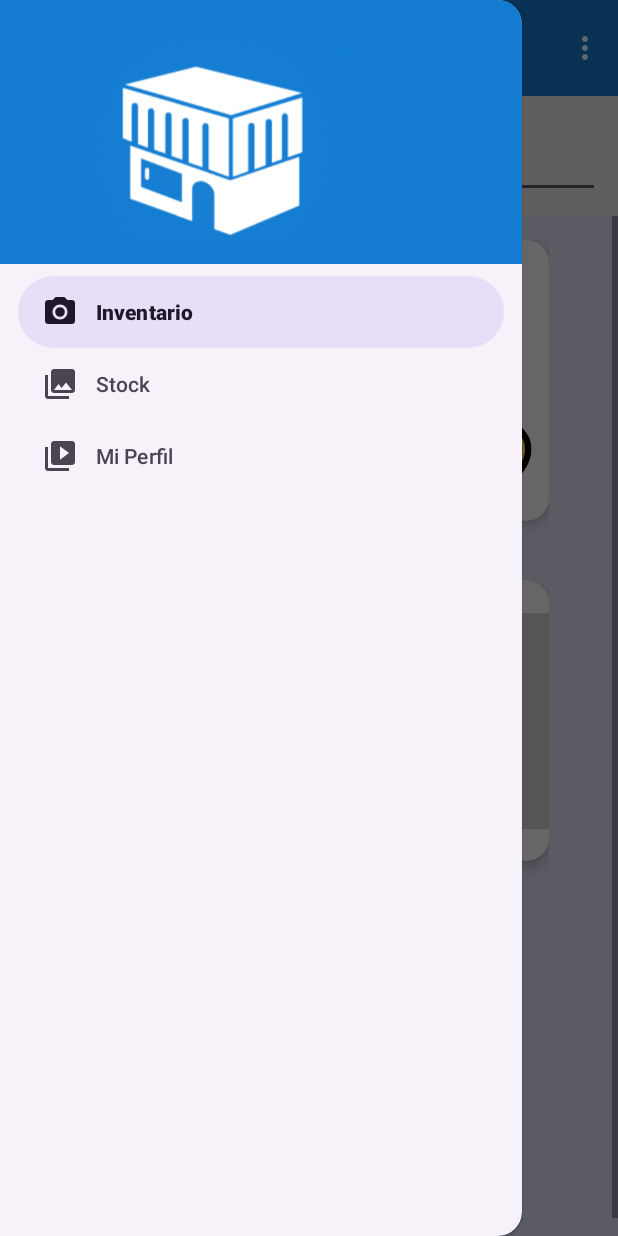
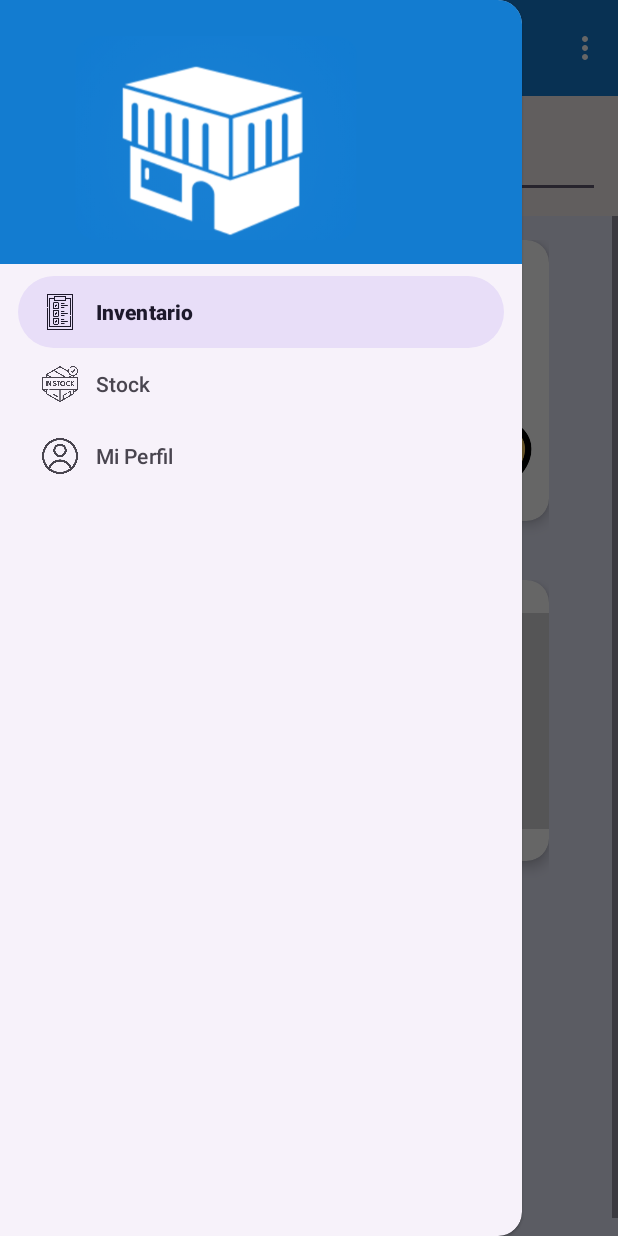
Before and after one commit to EdgarAHA/SecurityMerch, an Android app: the MainActivity2 screen opened directly, with no data from a screen before it, with the side drawer open, on a phone screen of 412 x 824 dp. Run offline under Robolectric (Android 15) with nearby library versions, the phone set to English and light mode, and no system bars; our stand-ins replace navigation-ui; 1 statement that could not run was skipped.

Commit message:
actualizar11

```diff
--- a/app/src/main/AndroidManifest.xml
+++ b/app/src/main/AndroidManifest.xml
@@ -64,8 +64,7 @@
 
         <activity android:name=".AddProductActivity" />
 
-
-
+        <activity android:name=".CambiarContraseña" />
 
     </application>
 
--- a/app/src/main/res/menu/activity_main_drawer.xml
+++ b/app/src/main/res/menu/activity_main_drawer.xml
@@ -6,15 +6,15 @@
     <group android:checkableBehavior="single">
         <item
             android:id="@+id/nav_home"
-            android:icon="@drawable/ic_menu_camera"
+            android:icon="@drawable/inventario"
             android:title="Inventario" />
         <item
             android:id="@+id/nav_gallery"
-            android:icon="@drawable/ic_menu_gallery"
+            android:icon="@drawable/stock"
             android:title="Stock" />
         <item
             android:id="@+id/nav_slideshow"
-            android:icon="@drawable/ic_menu_slideshow"
+            android:icon="@drawable/usuario"
             android:title="Mi Perfil" />
     </group>
 </menu>
```
Also changed, not shown: app/src/main/java/com/example/securitymerch/ui/slideshow/SlideshowFragment.java (+38 -2 lines), app/src/main/res/drawable/inventario.png (added), app/src/main/res/drawable/stock.png (added), app/src/main/res/drawable/usuario.png (added).
